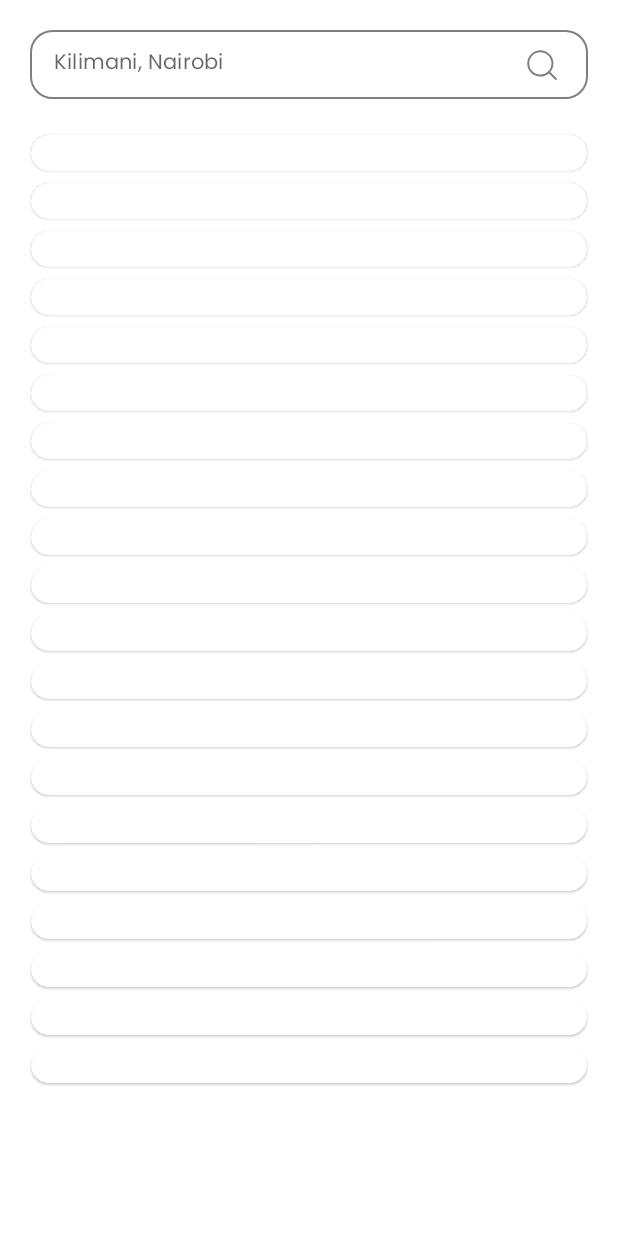
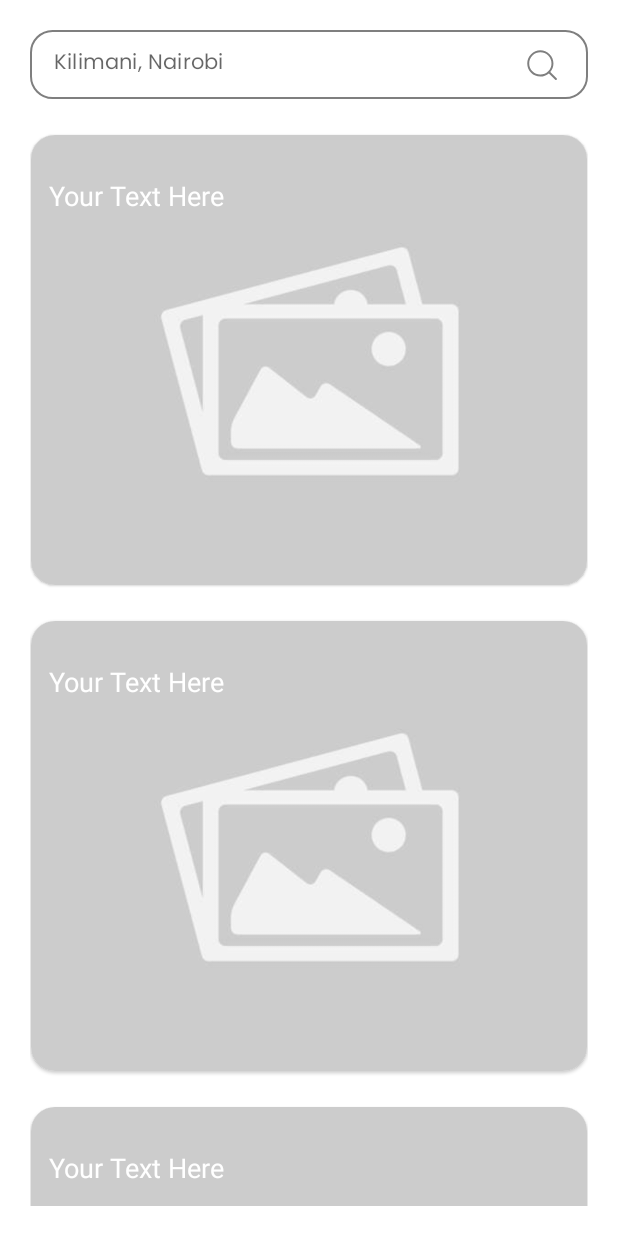
Before and after one commit to lynnemunini/travel-hub, an Android app: the screen it shows after launch once a user with an empty profile is signed in (MainDashboardActivity), on a phone screen of 412 x 824 dp. Run offline under Robolectric (Android 15) with nearby library versions, the phone set to English and light mode, and no system bars; our stand-ins replace EventBus, Firebase (no records; nobody signed in at launch, a user with empty details on screens opened directly), Picasso.

Commit message:
make the cards

```diff
--- a/app/build.gradle.kts
+++ b/app/build.gradle.kts
@@ -68,7 +68,8 @@ dependencies {
     implementation ("androidx.lifecycle:lifecycle-viewmodel-ktx:2.6.2")
     // EventBus
     implementation ("org.greenrobot:eventbus:3.3.1")
-
+    // Picasso
+    implementation ("com.squareup.picasso:picasso:2.71828")
 }
 
 // Allow references to generated code
--- a/app/src/main/java/com/grayseal/travelhub/ui/main/adapter/EntryListAdapter.kt
+++ b/app/src/main/java/com/grayseal/travelhub/ui/main/adapter/EntryListAdapter.kt
@@ -4,11 +4,13 @@ import android.content.Context
 import android.view.LayoutInflater
 import android.view.View
 import android.view.ViewGroup
+import android.widget.ImageView
 import androidx.recyclerview.widget.RecyclerView
 import com.google.android.material.card.MaterialCardView
 import com.grayseal.travelhub.R
 import com.grayseal.travelhub.data.model.TravelItem
 import com.grayseal.travelhub.ui.main.eventbus.SearchResultEvent
+import com.squareup.picasso.Picasso
 import org.greenrobot.eventbus.EventBus
 import java.util.Locale
 
@@ -31,6 +33,11 @@ class EntryListAdapter(
 
     override fun onBindViewHolder(holder: ViewHolder, position: Int) {
         val travelItem = entryList[position]
+        Picasso.get()
+            .load(travelItem.photos[0])
+            .placeholder(R.drawable.placeholder)
+            .error(R.drawable.placeholder)
+            .into(holder.backgroundImage)
     }
 
     fun search(searchTerm: String) {
@@ -66,11 +73,13 @@ class EntryListAdapter(
 
     inner class ViewHolder(itemView: View, entryClickedListener: OnEntryClickedListener) :
         RecyclerView.ViewHolder(itemView), View.OnClickListener {
-        private val container: MaterialCardView
+        val container: MaterialCardView
+        val backgroundImage: ImageView
         private val entryClickedListener: OnEntryClickedListener
 
         init {
             container = itemView.findViewById(R.id.item_listing_container)
+            backgroundImage = itemView.findViewById(R.id.background_image)
             this.entryClickedListener = entryClickedListener
             container.setOnClickListener(this)
         }
--- a/app/src/main/res/layout/item_listing_view_layout.xml
+++ b/app/src/main/res/layout/item_listing_view_layout.xml
@@ -3,11 +3,18 @@
     xmlns:app="http://schemas.android.com/apk/res-auto"
     android:id="@+id/item_listing_container"
     android:layout_width="match_parent"
-    android:layout_height="wrap_content"
+    android:layout_height="300dp"
     android:layout_marginHorizontal="0.5dp"
     android:layout_marginTop="4dp"
-    android:layout_marginBottom="4dp"
-    app:cardCornerRadius="14dp">
+    android:layout_marginBottom="20dp"
+    app:cardCornerRadius="16dp">
+
+    <ImageView
+        android:id="@+id/background_image"
+        android:layout_width="match_parent"
+        android:layout_height="300dp"
+        android:scaleType="centerCrop"
+        android:src="@drawable/placeholder" />
 
     <LinearLayout
         android:layout_width="match_parent"
@@ -15,6 +22,13 @@
         android:layout_margin="12dp"
         android:orientation="vertical">
 
+        <TextView
+            android:layout_width="wrap_content"
+            android:layout_height="wrap_content"
+            android:layout_marginTop="16dp"
+            android:text="Your Text Here"
+            android:textColor="#FFFFFF"
+            android:textSize="18sp" />
     </LinearLayout>
 
 </com.google.android.material.card.MaterialCardView>
```
Also changed, not shown: app/src/main/res/drawable/placeholder.jpg (added).
